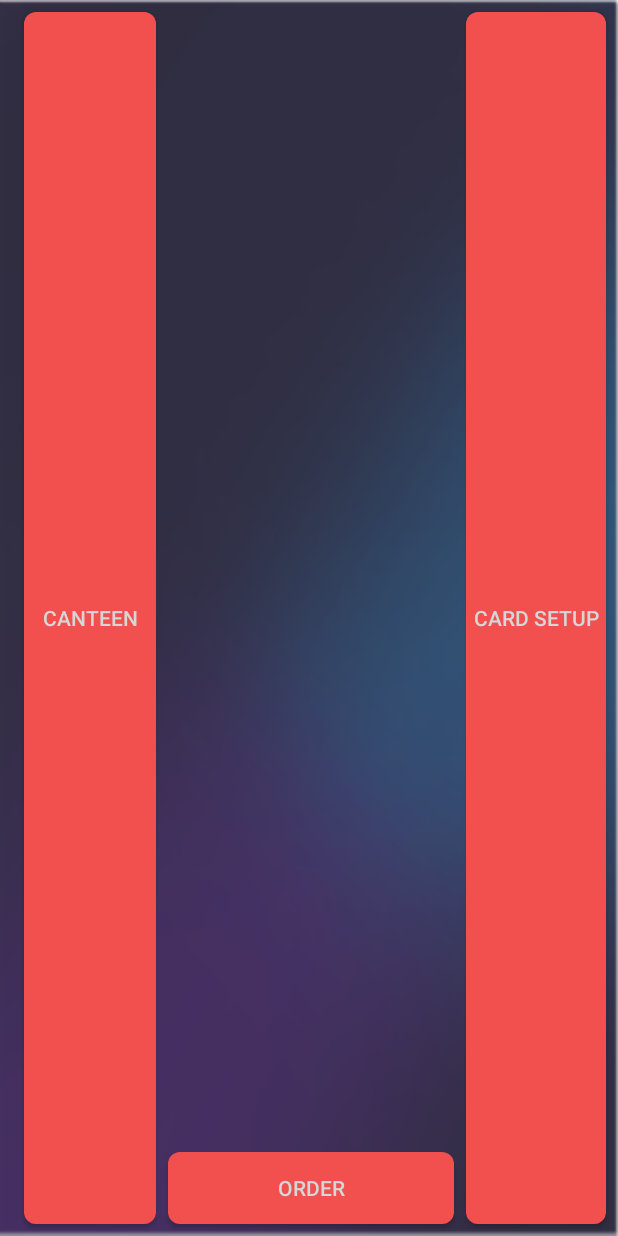
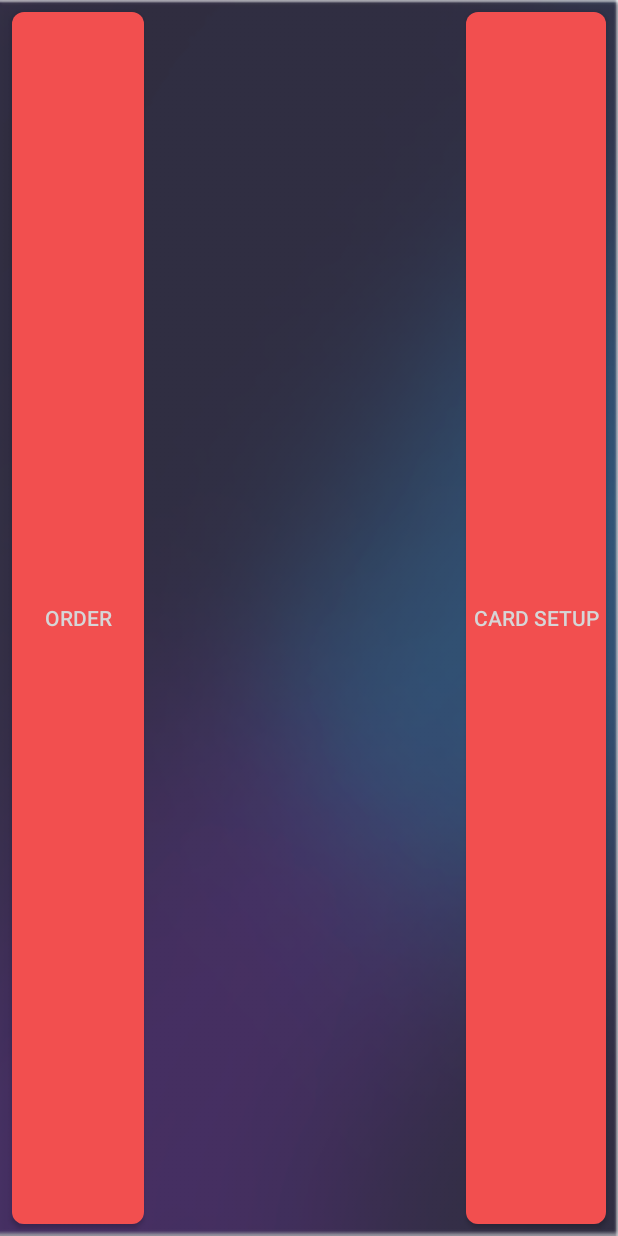
Before and after one commit to owenDevEirePersonal/AllergyWatcher, an Android app: the screen it shows after launch (MainActivity), on a phone screen of 412 x 824 dp. Run offline under Robolectric (Android 15) with nearby library versions, the phone set to English and light mode, and no system bars.

Commit message:
<Sudexo November Demo Backup> Backup made of the version of the app demoed by dan to sudexo's tech boffins.
#Changed dinner suggestions to more appropriate options
#Changed text sizes of allergy alert text views
#Changed canteen button to be "gone" from MainActivity as it was redundant.

```diff
--- a/app/src/main/java/com/deveire/dev/allergywatcher/OrderFoodActivity.java
+++ b/app/src/main/java/com/deveire/dev/allergywatcher/OrderFoodActivity.java
@@ -1076,8 +1076,8 @@ public class OrderFoodActivity extends AppCompatActivity implements DownloadCall
                                     switch (response)
                                     {
                                         case "beef burgundy": foodImage.setImageResource(R.drawable.beefburgany2); foodImage.setVisibility(View.VISIBLE); currentOrderedFoodAllergies = new String[]{"Mushrooms"}; currentOrderedFoodSalt = 50; currentOrderedFoodDinnerSuggestion = ""; break;
-                                        case "veggie burger": foodImage.setImageResource(R.drawable.veggie_burger_2); foodImage.setVisibility(View.VISIBLE); currentOrderedFoodAllergies = new String[]{"Eggs", "Mushrooms"}; currentOrderedFoodSalt = 20; currentOrderedFoodDinnerSuggestion = "Traditional Awlsmithing Owl Bear Fillets"; break;
-                                        case "pan fried chicken": foodImage.setImageResource(R.drawable.chicken2); foodImage.setVisibility(View.VISIBLE); currentOrderedFoodAllergies = new String[]{"Peanuts", "Celery", "Sesame Seeds"}; currentOrderedFoodSalt = 150; currentOrderedFoodDinnerSuggestion = " A mass of Salad."; break;
+                                        case "veggie burger": foodImage.setImageResource(R.drawable.veggie_burger_2); foodImage.setVisibility(View.VISIBLE); currentOrderedFoodAllergies = new String[]{"Eggs", "Mushrooms"}; currentOrderedFoodSalt = 20; currentOrderedFoodDinnerSuggestion = "Pasta"; break;
+                                        case "pan fried chicken": foodImage.setImageResource(R.drawable.chicken2); foodImage.setVisibility(View.VISIBLE); currentOrderedFoodAllergies = new String[]{"Peanuts", "Celery", "Sesame Seeds"}; currentOrderedFoodSalt = 150; currentOrderedFoodDinnerSuggestion = "Tuna Salad"; break;
                                     }
                                 }
                                 break;
@@ -1148,7 +1148,7 @@ public class OrderFoodActivity extends AppCompatActivity implements DownloadCall
                                     {
                                         pingingRecogFor = pingingRecogFor_Nothing;
                                         //returns true if no allergies
-                                        toSpeech.speak("For Dinner we suggest . " + currentOrderedFoodDinnerSuggestion, TextToSpeech.QUEUE_FLUSH, null, "");
+                                        toSpeech.speak("For Dinner we suggest . " + currentOrderedFoodDinnerSuggestion + ". Would you like to order it? ", TextToSpeech.QUEUE_FLUSH, null, "");
                                     }
                                     else if(response.matches("No"))
                                     {
--- a/app/src/main/res/layout/activity_main.xml
+++ b/app/src/main/res/layout/activity_main.xml
@@ -13,18 +13,15 @@
         android:layout_width="wrap_content"
         android:layout_height="0dp"
         android:layout_marginBottom="8dp"
-        android:layout_marginLeft="8dp"
         android:layout_marginRight="8dp"
         android:layout_marginTop="8dp"
         android:background="@drawable/rounded_button"
         android:text="Card Setup"
         android:textColor="@color/cast_expanded_controller_text_color"
         map:layout_constraintBottom_toBottomOf="parent"
-        map:layout_constraintHorizontal_bias="1.0"
-        map:layout_constraintLeft_toRightOf="@+id/driverButton"
         map:layout_constraintRight_toRightOf="parent"
         map:layout_constraintTop_toTopOf="parent"
-        map:layout_constraintVertical_bias="0.523"/>
+        map:layout_constraintVertical_bias="0.0"/>
 
     <Button
         android:id="@+id/driverButton"
@@ -36,6 +33,7 @@
         android:background="@drawable/rounded_button"
         android:text="Canteen"
         android:textColor="@color/cast_expanded_controller_text_color"
+        android:visibility="gone"
         map:layout_constraintBottom_toBottomOf="parent"
         map:layout_constraintLeft_toLeftOf="parent"
         map:layout_constraintTop_toTopOf="parent"
@@ -43,16 +41,15 @@
 
     <Button
         android:id="@+id/orderButton"
-        android:layout_width="0dp"
-        android:layout_height="wrap_content"
+        android:layout_width="wrap_content"
+        android:layout_height="0dp"
         android:layout_marginBottom="8dp"
         android:layout_marginLeft="8dp"
-        android:layout_marginRight="8dp"
         android:background="@drawable/rounded_button"
         android:text="Order"
         android:textColor="@color/cast_expanded_controller_text_color"
         map:layout_constraintBottom_toBottomOf="parent"
-        map:layout_constraintHorizontal_bias="0.506"
         map:layout_constraintLeft_toRightOf="@+id/driverButton"
-        map:layout_constraintRight_toLeftOf="@+id/managerButton"/>
+        map:layout_constraintTop_toTopOf="parent"
+        android:layout_marginTop="8dp"/>
 </android.support.constraint.ConstraintLayout>
```
Also changed, not shown: app/src/main/res/layout/activity_order_food.xml (+10 -8 lines).
